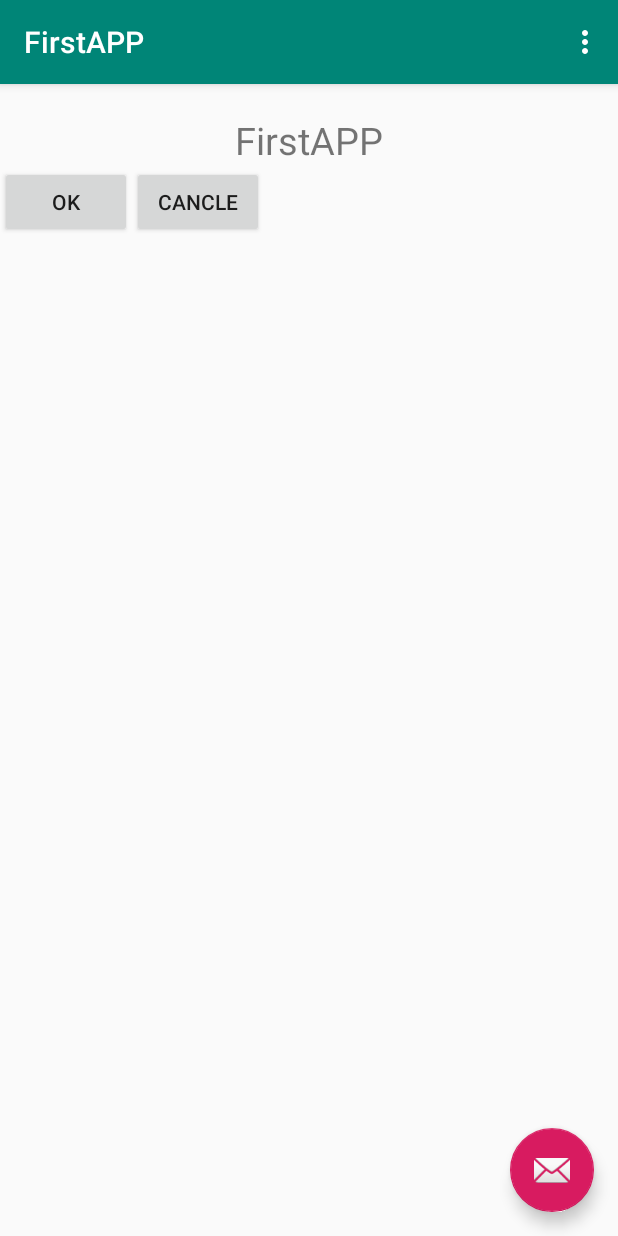
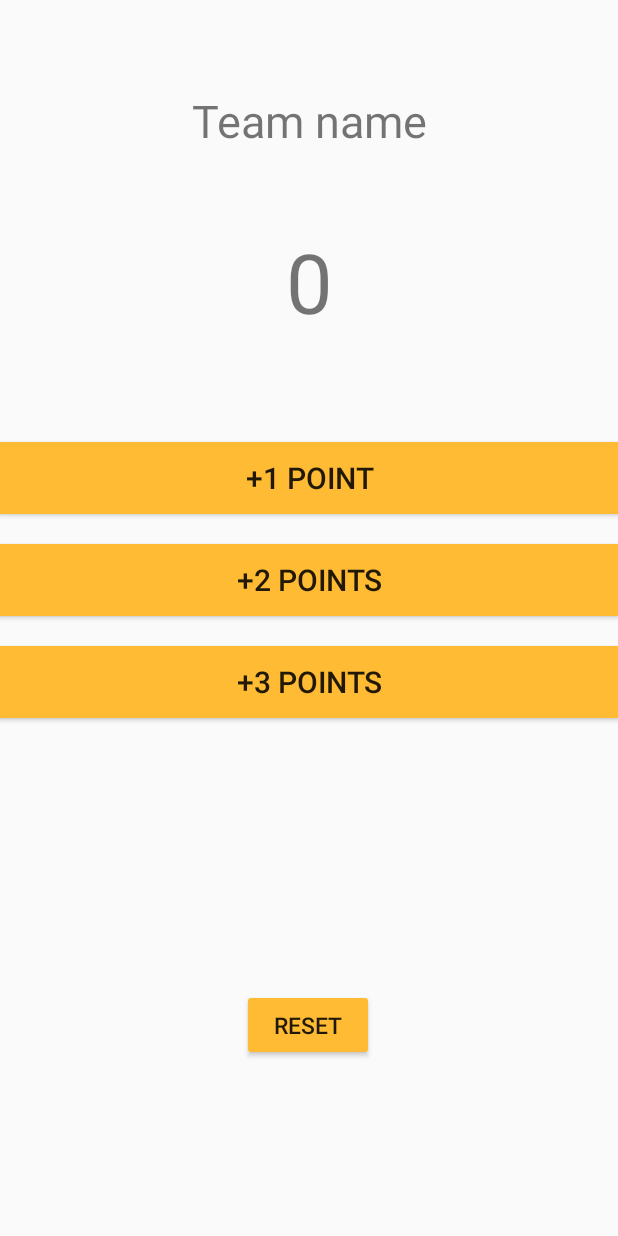
Before and after one commit to Irenechia/FirstAPP1, an Android app: the screen it shows after launch (MainActivity before the commit, ScoreActivity after it), on a phone screen of 412 x 824 dp. Run offline under Robolectric (Android 15) with nearby library versions, the phone set to English and light mode, and no system bars.

Commit message:
计分器

```diff
--- /dev/null
+++ b/app/src/main/java/com/example/firstapp/ScoreActivity.java
@@ -0,0 +1,42 @@
+package com.example.firstapp;
+
+import androidx.appcompat.app.AppCompatActivity;
+
+import android.os.Bundle;
+import android.util.Log;
+import android.view.View;
+import android.widget.TextView;
+
+public class ScoreActivity extends AppCompatActivity {
+
+    TextView score;
+
+    @Override
+    protected void onCreate(Bundle savedInstanceState) {
+        super.onCreate(savedInstanceState);
+        setContentView(R.layout.activity_score);
+
+        score = (TextView) findViewById(R.id.Score);
+    }
+
+    public void btnAdd1(View btn){
+        showScore(1);
+    }
+    public void btnAdd2(View btn){
+        showScore(2);
+    }
+    public void btnAdd3(View btn){
+        showScore(3);
+    }
+
+    public void btnReset(View btn){
+        score.setText("0");
+    }
+
+    private void showScore(int sc){
+        Log.i("showScore","inc+"+sc);
+        String oddScore = (String)score.getText();
+        int newScore = Integer.parseInt(oddScore)+sc;
+        score.setText(""+newScore);
+    }
+}
--- /dev/null
+++ b/app/src/main/res/layout/activity_score.xml
@@ -0,0 +1,77 @@
+<?xml version="1.0" encoding="utf-8"?>
+<androidx.constraintlayout.widget.ConstraintLayout xmlns:android="http://schemas.android.com/apk/res/android"
+    xmlns:app="http://schemas.android.com/apk/res-auto"
+    xmlns:tools="http://schemas.android.com/tools"
+    android:layout_width="match_parent"
+    android:layout_height="match_parent"
+    tools:context=".ScoreActivity">
+
+    <Button
+        android:id="@+id/end"
+        android:layout_width="wrap_content"
+        android:layout_height="wrap_content"
+        android:text="@string/reset"
+        android:textSize="15sp"
+        app:layout_constraintBottom_toBottomOf="parent"
+        app:layout_constraintEnd_toEndOf="parent"
+        app:layout_constraintHorizontal_bias="0.498"
+        app:layout_constraintStart_toStartOf="parent"
+        app:layout_constraintTop_toTopOf="parent"
+        app:layout_constraintVertical_bias="0.85"
+        android:onClick="btnReset"/>
+
+    <LinearLayout
+        android:layout_width="match_parent"
+        android:layout_height="match_parent"
+        android:orientation="vertical">
+
+        <TextView
+            android:id="@+id/teamName"
+            android:layout_width="match_parent"
+            android:layout_height="wrap_content"
+            android:gravity="center"
+            android:textSize="30sp"
+            android:layout_marginTop="60dp"
+            android:layout_marginBottom="50dp"
+            android:text="@string/teamName" />
+
+        <TextView
+            android:id="@+id/Score"
+            android:layout_width="match_parent"
+            android:layout_height="wrap_content"
+            android:gravity="center"
+            android:text="@string/first_score"
+            android:textSize="55sp" />
+
+        <Button
+            android:id="@+id/score1"
+            android:layout_width="match_parent"
+            android:layout_height="wrap_content"
+            android:layout_marginTop="70dp"
+            android:background="@android:color/holo_orange_light"
+            android:onClick="btnAdd1"
+            android:text="@string/lab_1"
+            android:textSize="20sp" />
+
+        <Button
+            android:id="@+id/score2"
+            android:layout_width="match_parent"
+            android:layout_height="wrap_content"
+            android:layout_marginTop="20dp"
+            android:background="@android:color/holo_orange_light"
+            android:onClick="btnAdd2"
+            android:text="@string/lab_2"
+            android:textSize="20sp" />
+
+        <Button
+            android:id="@+id/score3"
+            android:layout_width="match_parent"
+            android:layout_height="wrap_content"
+            android:layout_marginTop="20dp"
+            android:background="@android:color/holo_orange_light"
+            android:onClick="btnAdd3"
+            android:text="@string/lab_3"
+            android:textSize="20sp" />
+    </LinearLayout>
+
+</androidx.constraintlayout.widget.ConstraintLayout>
--- a/app/src/main/res/values/strings.xml
+++ b/app/src/main/res/values/strings.xml
@@ -1,6 +1,14 @@
 <resources>
     <string name="app_name" translatable="false">FirstAPP</string>
     <string name="action_settings">Settings</string>
-    <string name="app_no">cancle</string>
-    <string name="app_ok">ok</string>
+    <string name="app_birthday">Happy Birthday</string>
+    <string name="yours">From_IreneChia</string>
+    <string name="to_name">To_Sherlok</string>
+    <string name="teamName">Team name</string>
+    <string name="Score">Score</string>
+    <string name="lab_1">+1 point</string>
+    <string name="lab_2">+2 points</string>
+    <string name="lab_3">+3 points</string>
+    <string name="first_score">0</string>
+    <string name="reset">reset</string>
 </resources>
--- a/app/src/main/res/values/styles.xml
+++ b/app/src/main/res/values/styles.xml
@@ -6,6 +6,7 @@
         <item name="colorPrimary">@color/colorPrimary</item>
         <item name="colorPrimaryDark">@color/colorPrimaryDark</item>
         <item name="colorAccent">@color/colorAccent</item>
+        <item name="colorButtonNormal">@android:color/holo_orange_light</item>
     </style>
 
     <style name="AppTheme.NoActionBar">
```
Also changed, not shown: app/src/main/AndroidManifest.xml (+5 -2 lines), app/src/main/res/layout/content_main.xml (+54 -22 lines), app/src/main/res/mipmap-xhdpi/bg.jpg (added), 1 other file.
